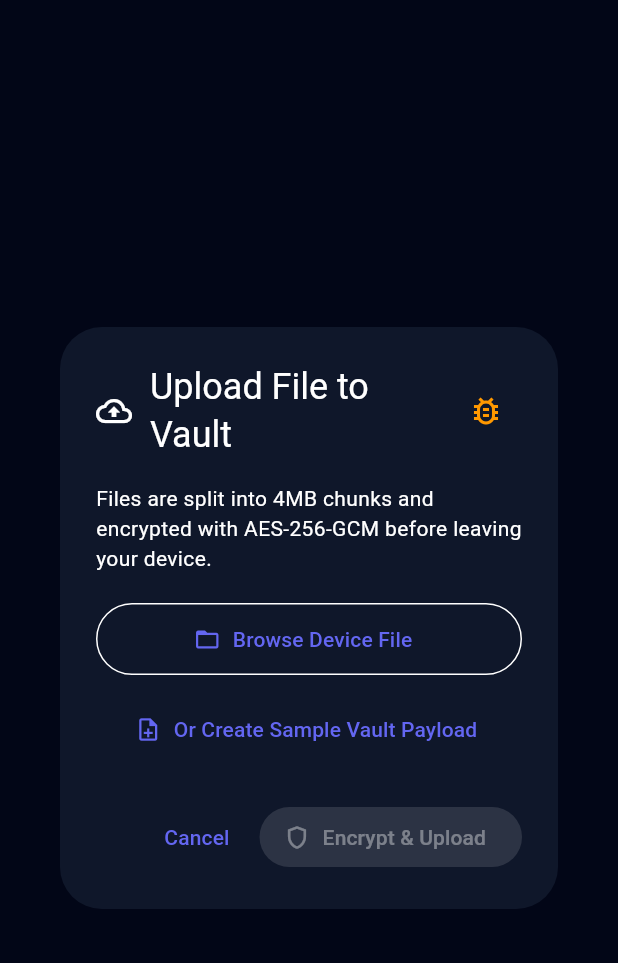
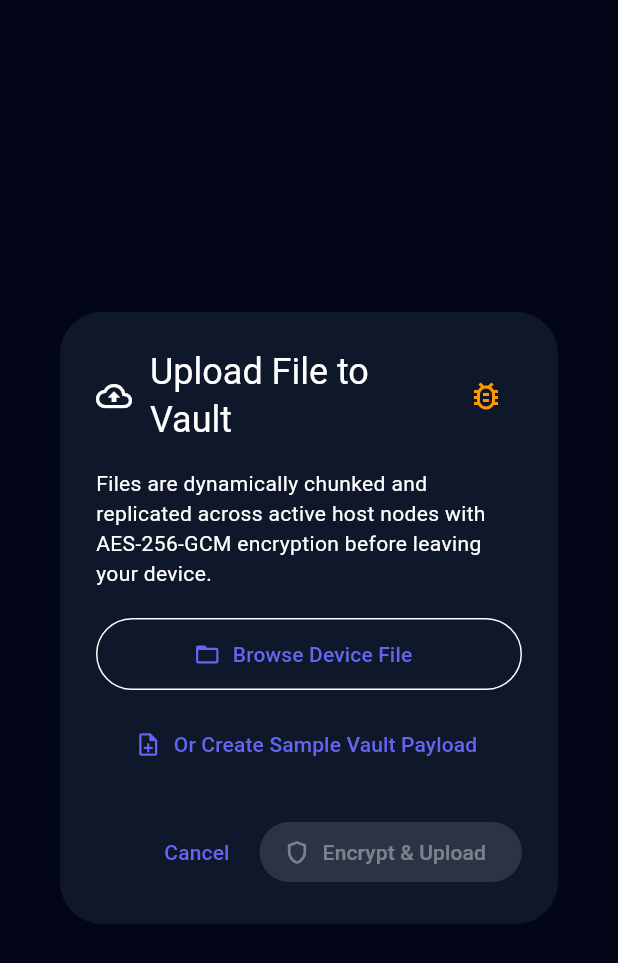
Before and after one commit to ashokpsgitech/Neurovault, a Flutter app: the UploadDialog widget shown alone on an empty page, opened directly with empty values, on a phone screen of 412 x 824 dp. Shown: the top 963 px of the screen. Run offline on Flutter 3.47's test engine with Material 3 defaults, Android fonts, the phone set to English and light mode, and no system bars; our stand-ins replace cloud_firestore, dio, file_picker, firebase_auth, firebase_core, firebase_storage and 5 more; missing offline and left inert: dart:html, pointycastle; accounts and stored records are empty; network calls fail.

Commit message:
Implement dynamic host-based chunking and replication

```diff
--- a/frontend/lib/features/files/screens/file_manager_screen.dart
+++ b/frontend/lib/features/files/screens/file_manager_screen.dart
@@ -266,7 +266,7 @@ class _FileManagerScreenState extends ConsumerState<FileManagerScreen> {
                         ),
                         title: Text(item.filename, style: const TextStyle(fontWeight: FontWeight.bold)),
                         subtitle: Text(
-                          '${_formatBytes(item.sizeBytes)}  •  ${item.chunkCount} x 4MB chunk(s)  •  ${DateFormat('MMM d, hh:mm a').format(item.createdAt)}',
+                          '${_formatBytes(item.sizeBytes)}  •  ${item.chunkCount} host chunk(s)  •  ${DateFormat('MMM d, hh:mm a').format(item.createdAt)}',
                         ),
                         trailing: IconButton(
                           icon: const Icon(Icons.cloud_download_outlined),
--- a/frontend/lib/features/files/screens/upload_dialog.dart
+++ b/frontend/lib/features/files/screens/upload_dialog.dart
@@ -65,7 +65,6 @@ class _UploadDialogState extends State<UploadDialog> {
   Widget build(BuildContext context) {
     final theme = Theme.of(context);
     final size = _fileBytes?.length ?? 0;
-    final chunkCount = size > 0 ? (size / (4 * 1024 * 1024)).ceil() : 0;
 
     return AlertDialog(
       title: Row(
@@ -86,7 +85,7 @@ class _UploadDialogState extends State<UploadDialog> {
           crossAxisAlignment: CrossAxisAlignment.start,
           children: [
             Text(
-              'Files are split into 4MB chunks and encrypted with AES-256-GCM before leaving your device.',
+              'Files are dynamically chunked and replicated across active host nodes with AES-256-GCM encryption before leaving your device.',
               style: theme.textTheme.bodyMedium?.copyWith(color: theme.colorScheme.onSurfaceVariant),
             ),
             const SizedBox(height: 20),
@@ -219,7 +218,7 @@ class _UploadDialogState extends State<UploadDialog> {
                         mainAxisAlignment: MainAxisAlignment.spaceBetween,
                         children: [
                           Text('File Size: ${_formatBytes(size)}'),
-                          Text('4MB Chunks: $chunkCount block(s)'),
+                          const Text('Host Allocation: Dynamic Chunks'),
                         ],
                       ),
                       const SizedBox(height: 8),
```
Also changed, not shown: frontend/lib/core/crypto/file_chunker.dart (+18 -5 lines), frontend/lib/core/firebase/firebase_service.dart (+9 -3 lines).
